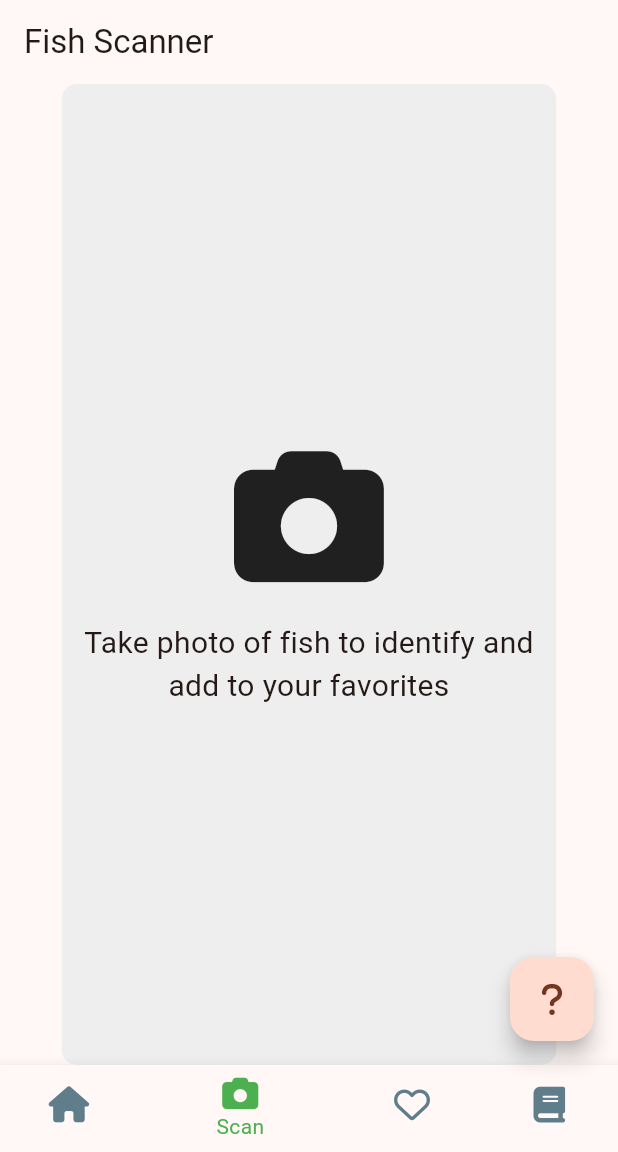
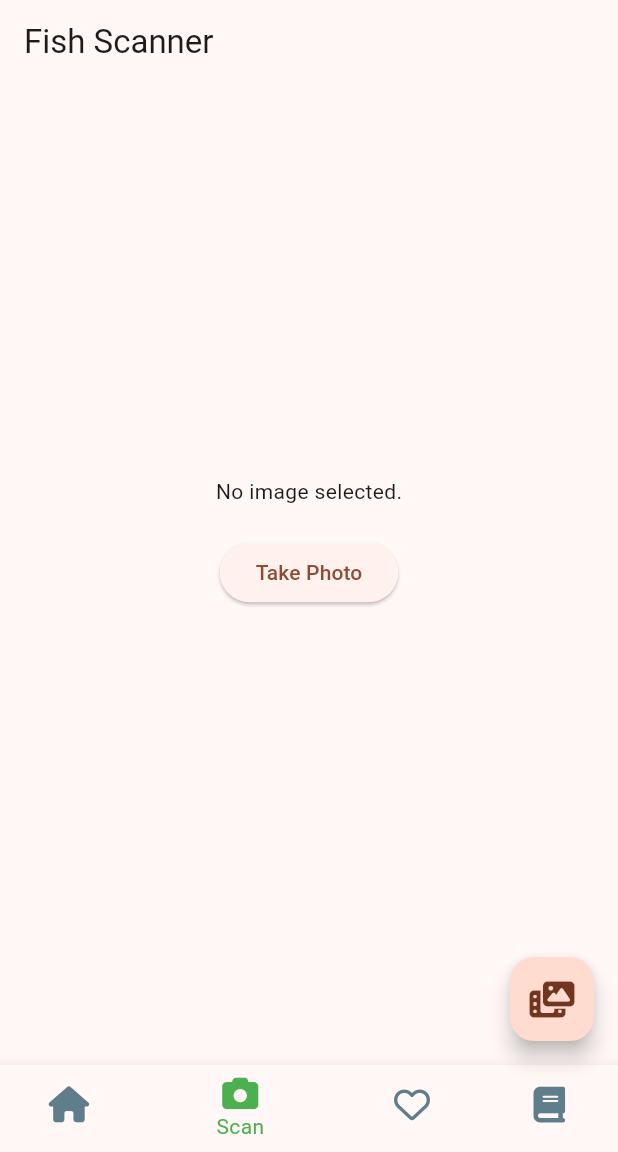
Before and after one commit to dougfoo/gyogaido, a Flutter app: the screen it shows after launch, swiped to page 2, on a phone screen of 412 x 824 dp, the part 84-1236 px from its top. Run offline on Flutter 3.47's test engine with Material 3 defaults, Android fonts, the phone set to English and light mode, and no system bars; our stand-ins replace font_awesome_flutter, googleapis_auth, image_picker; missing offline and left inert: googleapis.

Commit message:
adding camera view starter

```diff
--- /dev/null
+++ b/lib/fish_cam.dart
@@ -0,0 +1,105 @@
+import 'dart:convert';
+import 'dart:io';
+import 'package:flutter/material.dart';
+import 'package:image_picker/image_picker.dart';
+import 'package:http/http.dart' as http;
+import 'package:googleapis/vision/v1.dart' as vision;
+import 'package:googleapis_auth/auth_io.dart';
+
+class FishScanner extends StatefulWidget {
+  @override
+  _FishScannerState createState() => _FishScannerState();
+}
+
+class _FishScannerState extends State<FishScanner> {
+  File? _image;
+  String _result = '';
+  final picker = ImagePicker();
+
+  Future<void> _getImage() async {
+    final pickedFile = await picker.pickImage(source: ImageSource.camera);
+
+    setState(() {
+      if (pickedFile != null) {
+        _image = File(pickedFile.path);
+        print ('Uploaded image');
+        _identifyImage(_image!);
+      } else {
+        print('No image selected.');
+      }
+    });
+  }
+
+  Future<void> _identifyImage(File image) async {
+    final credentials = ServiceAccountCredentials.fromJson(r'''
+{
+/// insert from cloud api - iam - cred json file
+///
+}
+    ''');
+
+    final scopes = [vision.VisionApi.cloudPlatformScope];
+    final client = await clientViaServiceAccount(credentials, scopes);
+
+    final visionApi = vision.VisionApi(client);
+    final imageBytes = await image.readAsBytes();
+    final base64Image = base64Encode(imageBytes);
+
+    final request = vision.BatchAnnotateImagesRequest.fromJson({
+      'requests': [
+        {
+          'image': {'content': base64Image},
+          'features': [
+            {'type': 'LABEL_DETECTION', 'maxResults': 10}
+          ]
+        }
+      ]
+    });
+
+    final response = await visionApi.images.annotate(request);
+
+    setState(() {
+      _result = response.responses!.first.labelAnnotations!
+          .map((label) => label.description)
+          .join(', ');
+    });
+
+    // Print debug message with image information
+    print('Uploaded image information:');
+    response.responses!.first.labelAnnotations!.forEach((label) {
+      print('Description: ${label.description}, Score: ${label.score}');
+    });
+
+    client.close();
+  }
+
+  @override
+  Widget build(BuildContext context) {
+    return Scaffold(
+      appBar: AppBar(
+        title: const Text('Fish Scanner'),
+      ),
+      body: Center(
+        child: Column(
+          mainAxisAlignment: MainAxisAlignment.center,
+          children: <Widget>[
+            _image == null
+                ? const Text('No image selected.')
+                : Image.file(_image!),
+            const SizedBox(height: 20),
+            ElevatedButton(
+              onPressed: _getImage,
+              child: const Text('Take Photo'),
+            ),
+            const SizedBox(height: 20),
+            Text(
+              _result,
+              textAlign: TextAlign.center,
+              style: const TextStyle(fontSize: 16),
+            ),
+          ],
+        ),
+      ),
+    );
+  }
+}
--- a/lib/fish_card.dart
+++ b/lib/fish_card.dart
@@ -3,6 +3,9 @@
 import 'package:flutter/material.dart';
 import 'package:url_launcher/url_launcher.dart';
 
+// todo list
+//  - add button to toggle "add to favorites"
+//  -
 
 enum ImageSize { noshow, small, medium, large }
 
--- a/lib/fish_views.dart
+++ b/lib/fish_views.dart
@@ -2,44 +2,10 @@ import 'package:flutter/material.dart';
 import 'package:font_awesome_flutter/font_awesome_flutter.dart';
 import 'fish_card.dart'; // Import the new file
 
+// todo:
+//    build camera integration
+//
 
-class FishScanner extends StatelessWidget {
-  const FishScanner({super.key});
-
-  @override
-  Widget build(BuildContext context) {
-    return Scaffold(
-      appBar: AppBar(
-        title: const Text('Fish Scanner'),
-      ),
-      body: Center(
-        child: Container(
-          width: MediaQuery.of(context).size.width * 0.8,
-          height: MediaQuery.of(context).size.height * 0.8,
-          decoration: BoxDecoration(
-            color: Colors.grey[200],
-            borderRadius: BorderRadius.circular(10),
-          ),
-          child: const Column(
-            mainAxisAlignment: MainAxisAlignment.center,
-            children: <Widget>[
-              FaIcon(
-                FontAwesomeIcons.camera,
-                size: 100,
-              ),
-              SizedBox(height: 20),
-              Text(
-                'Take photo of fish to identify and add to your favorites',
-                textAlign: TextAlign.center,
-                style: TextStyle(fontSize: 20),
-              ),
-            ],
-          ),
-        ),
-      ),
-    );
-  }
-}
 
 class FishFavorites extends StatelessWidget {
   const FishFavorites({super.key});
--- a/lib/main.dart
+++ b/lib/main.dart
@@ -1,11 +1,16 @@
 import 'package:flutter/material.dart';
 import 'package:font_awesome_flutter/font_awesome_flutter.dart';
 import 'fish_views.dart';
-import 'fish_card.dart'; // Import the new file
+import 'fish_cam.dart';
 
 void main() {
   runApp(const GyoGaiDoApp());
 }
+
+// todo:
+//   fix so scroll left also works
+//   fix help to bring up info (change to info icon as well)
+//   implement camera
 
 class GyoGaiDoApp extends StatelessWidget {
   const GyoGaiDoApp({super.key});
@@ -154,7 +159,7 @@ class _MyHomePageState extends State<MyHomePage> {
               ]            ),
           ),
           // Second screen: FishScanner
-          const FishScanner(),
+          FishScanner(),
           // Third screen: FishFavorites
           const FishFavorites(),
           // Fourth screen: FishLibrary
@@ -163,8 +168,8 @@ class _MyHomePageState extends State<MyHomePage> {
       ),
       floatingActionButton: FloatingActionButton(
         onPressed: () => _onItemTapped(1),
-        tooltip: 'Help',
-        child: const FaIcon(FontAwesomeIcons.question),
+        tooltip: 'Scan',
+        child: const FaIcon(FontAwesomeIcons.photoFilm),
       ),
       bottomNavigationBar: BottomNavigationBar(
         backgroundColor: Colors.blue, // Set the background color to blue
--- a/pubspec.yaml
+++ b/pubspec.yaml
@@ -37,6 +37,10 @@ dependencies:
   cupertino_icons: ^1.0.8
   font_awesome_flutter: ^10.1.0
   url_launcher: ^6.0.20
+  image_picker: ^0.8.4+4
+  http: ^0.13.3
+  googleapis: ^9.0.0
+  googleapis_auth: ^1.1.0
 
 dev_dependencies:
   flutter_test:
@@ -48,6 +52,7 @@ dev_dependencies:
   # package. See that file for information about deactivating specific lint
   # rules and activating additional ones.
   flutter_lints: ^4.0.0
+
 
 # For information on the generic Dart part of this file, see the
 # following page: https://dart.dev/tools/pub/pubspec
```
Also changed, not shown: pubspec.lock, 5 other files.
